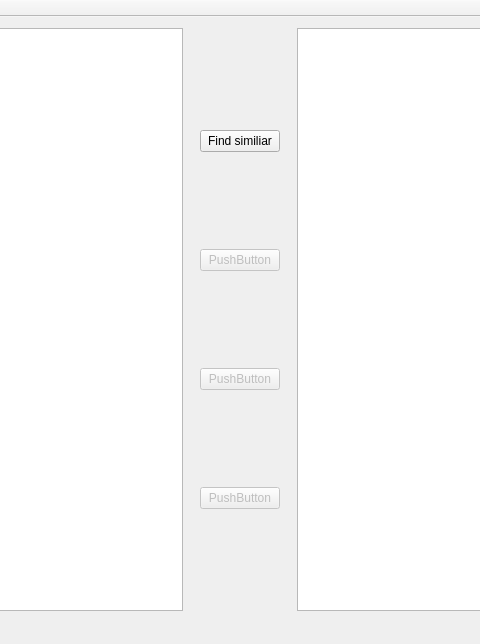
Qt form ImageRetrieval/imageretrieval.ui (KitFung/ImageSearch_GUI) before a commit; both pictures show x 84 to 564 and y 0 to 644 of the 1114 by 644 pixel window.
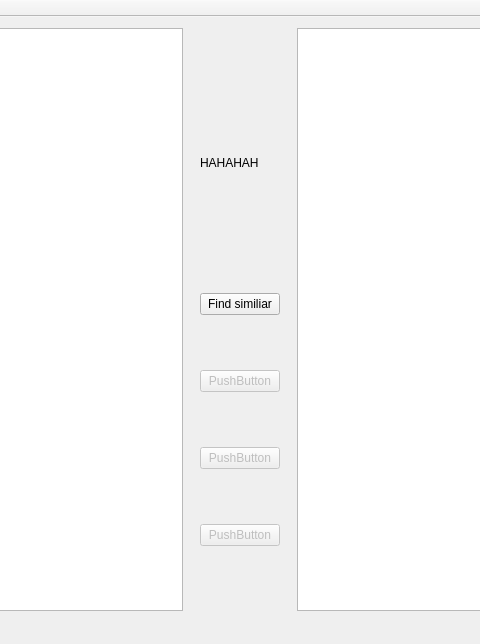
The same form after that commit.

The edit to the form file:
```diff
--- a/ImageRetrieval/imageretrieval.ui
+++ b/ImageRetrieval/imageretrieval.ui
@@ -45,6 +45,19 @@
          </sizepolicy>
         </property>
         <layout class="QVBoxLayout" name="actionList">
+         <item>
+          <widget class="QLabel" name="loader">
+           <property name="maximumSize">
+            <size>
+             <width>100</width>
+             <height>150</height>
+            </size>
+           </property>
+           <property name="text">
+            <string>HAHAHAH</string>
+           </property>
+          </widget>
+         </item>
          <item>
           <widget class="QPushButton" name="findSimiliar">
            <property name="enabled">
```
Left out of the diff: 5 changed lines with no effect on the pictures.
